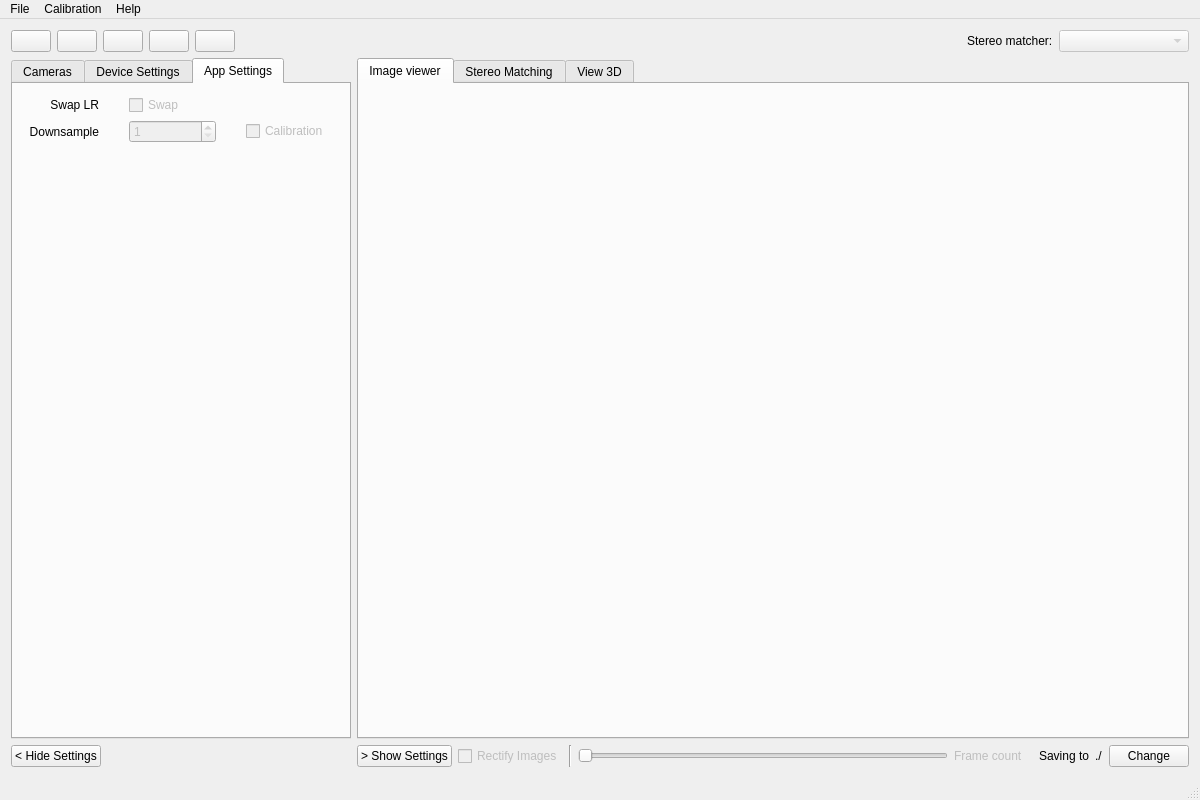
This is src/mainwindow.ui in i3drobotics/stereo-vision-toolkit as Qt 5 draws it before an edit. The edited form follows.
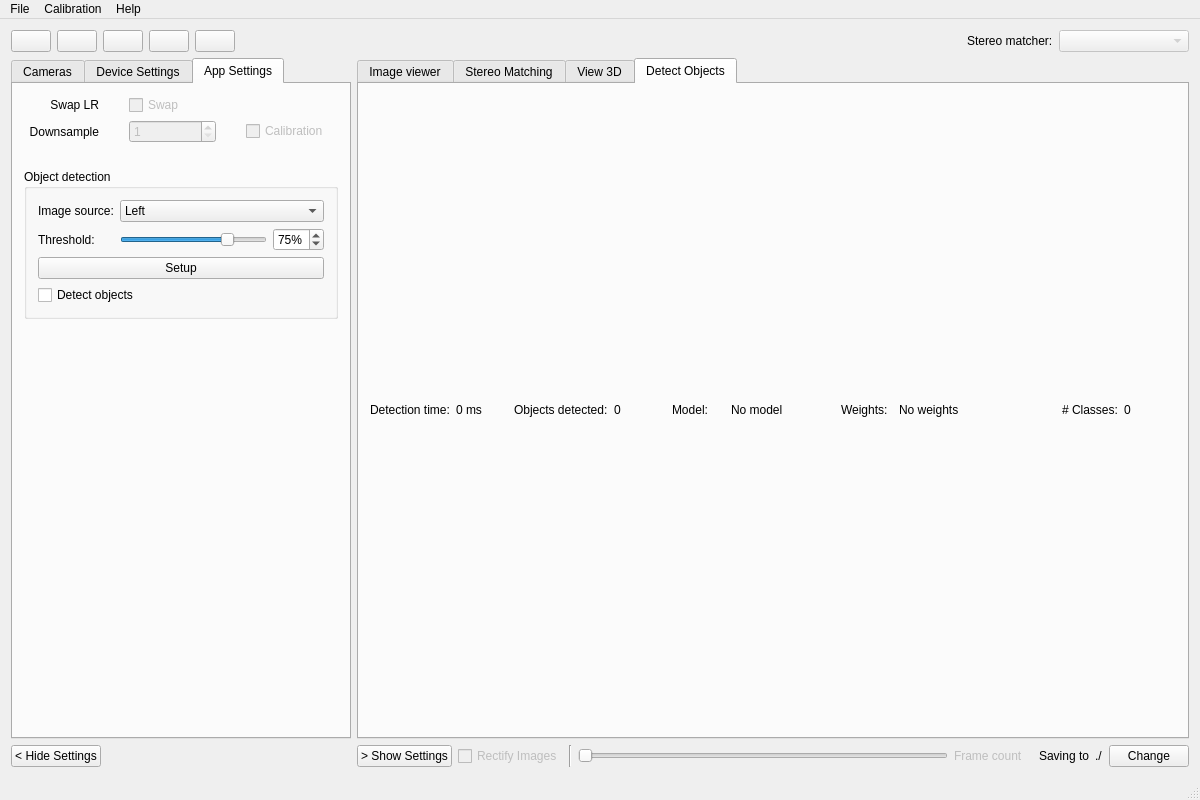
This is the edited form. The open tabs and pages were chosen to show the change.

The edit to the form file:
```diff
--- a/src/mainwindow.ui
+++ b/src/mainwindow.ui
@@ -1158,20 +1158,95 @@
                 </layout>
                </item>
                <item>
-                <spacer name="verticalSpacer_4">
-                 <property name="orientation">
-                  <enum>Qt::Vertical</enum>
+                <widget class="QGroupBox" name="groupBox">
+                 <property name="title">
+                  <string>Object detection</string>
                  </property>
-                 <property name="sizeHint" stdset="0">
-                  <size>
-                   <width>20</width>
-                   <height>40</height>
-                  </size>
-                 </property>
-                </spacer>
+                 <layout class="QFormLayout" name="formLayout">
+                  <item row="0" column="0">
+                   <widget class="QLabel" name="label_6">
+                    <property name="text">
+                     <string>Image source:</string>
+                    </property>
+                   </widget>
+                  </item>
+                  <item row="0" column="1">
+                   <widget class="QComboBox" name="imageSourceComboBox">
+                    <item>
+                     <property name="text">
+                      <string>Left</string>
+                     </property>
+                    </item>
+                    <item>
+                     <property name="text">
+                      <string>Right</string>
+                     </property>
+                    </item>
+                   </widget>
+                  </item>
+                  <item row="1" column="0">
+                   <widget class="QLabel" name="label_16">
+                    <property name="text">
+                     <string>Threshold:</string>
+                    </property>
+                   </widget>
+                  </item>
+                  <item row="1" column="1">
+                   <layout class="QHBoxLayout" name="horizontalLayout_3">
+                    <item>
+                     <widget class="QSlider" name="detectionThresholdSlider">
+                      <property name="value">
+                       <number>75</number>
+                      </property>
+                      <property name="orientation">
+                       <enum>Qt::Horizontal</enum>
+                      </property>
+                     </widget>
+                    </item>
+                    <item>
+                     <widget class="QSpinBox" name="detectionThresholdSpinbox">
+                      <property name="suffix">
+                       <string>%</string>
+                      </property>
+                      <property name="value">
+                       <number>75</number>
+                      </property>
+                     </widget>
+                    </item>
+                   </layout>
+                  </item>
+                  <item row="2" column="0" colspan="2">
+                   <widget class="QPushButton" name="detectionSetupButton">
+                    <property name="text">
+                     <string>Setup</string>
+                    </property>
+                   </widget>
+                  </item>
+                  <item row="3" column="0" colspan="2">
+                   <widget class="QCheckBox" name="detectionCheckBox">
+                    <property name="text">
+                     <string>Detect objects</string>
+                    </property>
+                   </widget>
+                  </item>
+                 </layout>
+                </widget>
                </item>
               </layout>
              </item>
+             <item>
+              <spacer name="verticalSpacer_4">
+               <property name="orientation">
+                <enum>Qt::Vertical</enum>
+               </property>
+               <property name="sizeHint" stdset="0">
+                <size>
+                 <width>20</width>
+                 <height>40</height>
+                </size>
+               </property>
+              </spacer>
+             </item>
             </layout>
            </widget>
           </widget>
@@ -1196,7 +1271,7 @@
            <enum>QTabWidget::North</enum>
           </property>
           <property name="currentIndex">
-           <number>0</number>
+           <number>3</number>
           </property>
           <widget class="QWidget" name="imageViewTab">
            <attribute name="title">
@@ -1492,6 +1567,105 @@
             </item>
            </layout>
           </widget>
+          <widget class="QWidget" name="detectionTab">
+           <attribute name="title">
+            <string>Detect Objects</string>
+           </attribute>
+           <layout class="QVBoxLayout" name="verticalLayout_7">
+            <item>
+             <layout class="QGridLayout" name="gridLayout">
+              <item row="0" column="2">
+               <widget class="QLabel" name="label_10">
+                <property name="text">
+                 <string>Objects detected:</string>
+                </property>
+               </widget>
+              </item>
+              <item row="0" column="8" colspan="3">
+               <widget class="QLabel" name="activeWeightsLoadedLabel">
+                <property name="text">
+                 <string>No weights</string>
+                </property>
+               </widget>
+              </item>
+              <item row="0" column="3">
+               <widget class="QLabel" name="numberObjectsLabel">
+                <property name="text">
+                 <string>0</string>
+                </property>
+               </widget>
+              </item>
+              <item row="0" column="1">
+               <widget class="QLabel" name="latencyLabel">
+                <property name="text">
+                 <string>0 ms</string>
+                </property>
+               </widget>
+              </item>
+              <item row="0" column="0">
+               <widget class="QLabel" name="label_8">
+                <property name="sizePolicy">
+                 <sizepolicy hsizetype="Preferred" vsizetype="Fixed">
+                  <horstretch>0</horstretch>
+                  <verstretch>0</verstretch>
+                 </sizepolicy>
+                </property>
+                <property name="minimumSize">
+                 <size>
+                  <width>0</width>
+                  <height>20</height>
+                 </size>
+                </property>
+                <property name="maximumSize">
+                 <size>
+                  <width>16777215</width>
+                  <height>20</height>
+                 </size>
+                </property>
+                <property name="text">
+                 <string>Detection time:</string>
+                </property>
+               </widget>
+              </item>
+              <item row="0" column="7">
+               <widget class="QLabel" name="label_7">
+                <property name="text">
+                 <string>Weights:</string>
+                </property>
+               </widget>
+              </item>
+              <item row="0" column="5" colspan="2">
+               <widget class="QLabel" name="activeModelLabel">
+                <property name="text">
+                 <string>No model</string>
+                </property>
+               </widget>
+              </item>
+              <item row="0" column="12">
+               <widget class="QLabel" name="numberClassesLabel">
+                <property name="text">
+                 <string>0</string>
+                </property>
+               </widget>
+              </item>
+              <item row="0" column="11">
+               <widget class="QLabel" name="label_14">
+                <property name="text">
+                 <string># Classes:</string>
+                </property>
+               </widget>
+              </item>
+              <item row="0" column="4">
+               <widget class="QLabel" name="label_12">
+                <property name="text">
+                 <string>Model:</string>
+                </property>
+               </widget>
+              </item>
+             </layout>
+            </item>
+           </layout>
+          </widget>
          </widget>
         </item>
         <item>
```
Left out of the diff: 8 changed lines with no effect on the pictures.
